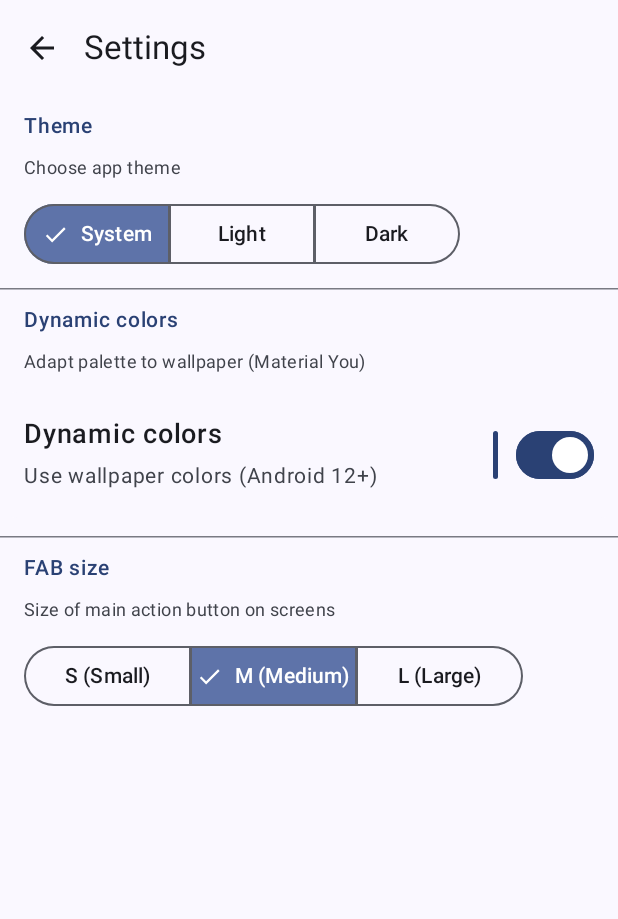
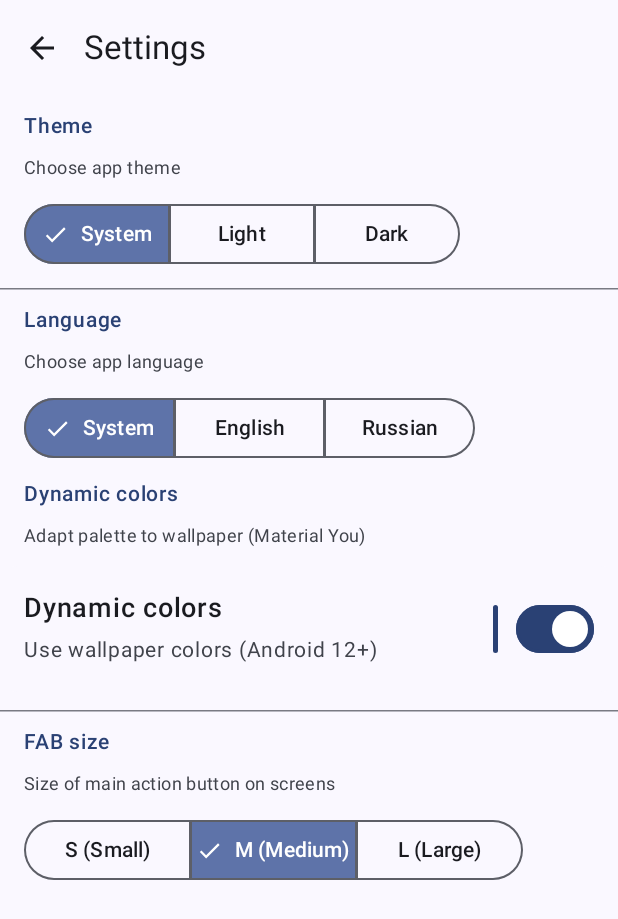
Before and after one commit to ByteFlipper-58/Random, an Android app built with Jetpack Compose: the SettingsScreen screen opened through its navigation route, on a phone screen of 412 x 824 dp. Shown: the top 919 px of the screen. Run offline under Robolectric (Android 15) with nearby library versions, the phone set to English and light mode, and no system bars; our stand-ins replace Dagger/Hilt's generated code; libraries missing offline, so code that uses them is left out: net.kibotu.splashscreen, racra.compose.smooth_corner_rect_library; Roboto replaces fonts that are not available here; 4 statements that could not run were skipped.

Commit message:
Добавление выбора языка и улучшение управления локализацией
Реализована возможность выбора языка (английский, русский, системный) в настройках приложения.
Для этого обновлены SettingsScreen, SettingsViewModel и MainActivity.
MainActivity теперь использует AppCompatActivity для корректной работы с локалями на всех уровнях API и обновляет локаль только при ее изменении.
SplashScreen теперь отображается только при холодном старте.
Обновлены файлы themes.xml и AndroidManifest.xml для поддержки AppCompat и хранения локалей.
В locale_config.xml добавлены польский и белорусский языки, а в resources.properties указана локаль по умолчанию (английская).

```diff
--- a/app/src/main/java/com/byteflipper/random/MainActivity.kt
+++ b/app/src/main/java/com/byteflipper/random/MainActivity.kt
@@ -1,7 +1,8 @@
 package com.byteflipper.random
 
 import android.os.Bundle
-import androidx.activity.ComponentActivity
+// Using AppCompatDelegate for locales across all API levels
+import androidx.appcompat.app.AppCompatActivity
 import androidx.activity.compose.setContent
 import androidx.activity.enableEdgeToEdge
 import androidx.appcompat.app.AppCompatDelegate
@@ -30,6 +31,8 @@ import com.byteflipper.random.ui.components.HeartBeatAnimation
 import com.byteflipper.random.ui.theme.RandomTheme
 import dagger.hilt.android.AndroidEntryPoint
 import kotlinx.coroutines.delay
+import kotlinx.coroutines.flow.distinctUntilChanged
+import kotlinx.coroutines.flow.map
 import kotlinx.coroutines.launch
 import net.kibotu.splashscreen.SplashScreenDecorator
 import net.kibotu.splashscreen.splash
@@ -38,7 +41,7 @@ import kotlin.time.Duration.Companion.milliseconds
 import kotlin.time.Duration.Companion.seconds
 
 @AndroidEntryPoint
-class MainActivity : ComponentActivity() {
+class MainActivity : AppCompatActivity() {
 
     @Inject
     lateinit var settingsRepository: SettingsRepository
@@ -46,8 +49,10 @@ class MainActivity : ComponentActivity() {
     private var splashScreen: SplashScreenDecorator? = null
 
     override fun onCreate(savedInstanceState: Bundle?) {
-        // показываем кастомный сплэш до super.onCreate()
-        showSplash()
+        // показываем кастомный сплэш только при холодном старте
+        if (savedInstanceState == null) {
+            showSplash()
+        }
         super.onCreate(savedInstanceState)
         enableEdgeToEdge()
 
@@ -113,14 +118,23 @@ class MainActivity : ComponentActivity() {
 
     private fun applySavedLanguage() {
         lifecycleScope.launch {
-            settingsRepository.settingsFlow.collect { settings ->
-                val localeList = when (settings.appLanguage) {
-                    AppLanguage.System -> LocaleListCompat.getEmptyLocaleList()
-                    AppLanguage.English -> LocaleListCompat.forLanguageTags("en")
-                    AppLanguage.Russian -> LocaleListCompat.forLanguageTags("ru")
+            settingsRepository.settingsFlow
+                .map { it.appLanguage.localeTag }
+                .distinctUntilChanged()
+                .collect { tag ->
+                    val desiredLocales = if (tag == "system") {
+                        LocaleListCompat.getEmptyLocaleList()
+                    } else {
+                        LocaleListCompat.forLanguageTags(tag)
+                    }
+                    val currentLocales = AppCompatDelegate.getApplicationLocales()
+                    val desiredTags = desiredLocales.toLanguageTags()
+                    val currentTags = currentLocales.toLanguageTags()
+                    if (desiredTags != currentTags) {
+                        AppCompatDelegate.setApplicationLocales(desiredLocales)
+                        recreate()
+                    }
                 }
-                AppCompatDelegate.setApplicationLocales(localeList)
-            }
         }
     }
 
--- a/app/src/main/java/com/byteflipper/random/ui/settings/SettingsScreen.kt
+++ b/app/src/main/java/com/byteflipper/random/ui/settings/SettingsScreen.kt
@@ -42,6 +42,8 @@ import androidx.lifecycle.compose.collectAsStateWithLifecycle
 import com.byteflipper.random.R
 import com.byteflipper.random.ui.components.PreferenceCategory
 import com.byteflipper.random.ui.components.SwitchPreference
+import androidx.compose.foundation.layout.Spacer
+import androidx.compose.foundation.layout.height
 
 @OptIn(ExperimentalMaterial3Api::class)
 @Composable
@@ -111,6 +113,44 @@ fun SettingsScreen(onBack: () -> Unit) {
 
             HorizontalDivider(modifier = Modifier.padding(top = 12.dp))
 
+            // Language
+            PreferenceCategory(title = stringResource(R.string.language), description = stringResource(R.string.language_description))
+            val langKey = when (settings.appLanguage) {
+                AppLanguage.System -> "system"
+                AppLanguage.English -> "en"
+                AppLanguage.Russian -> "ru"
+                else -> "system"
+            }
+            SingleChoiceSegmentedButtonRow(modifier = Modifier.padding(horizontal = 16.dp)) {
+                val langItems = listOf(
+                    "system" to stringResource(R.string.language_system),
+                    "en" to stringResource(R.string.language_english),
+                    "ru" to stringResource(R.string.language_russian)
+                )
+                langItems.forEachIndexed { index, (key, label) ->
+                    SegmentedButton(
+                        selected = langKey == key,
+                        onClick = {
+                            val language = when (key) {
+                                "en" -> AppLanguage.English
+                                "ru" -> AppLanguage.Russian
+                                else -> AppLanguage.System
+                            }
+                            viewModel.setAppLanguage(language)
+                        },
+                        shape = SegmentedButtonDefaults.itemShape(index, langItems.size),
+                        colors = SegmentedButtonDefaults.colors(
+                            activeContainerColor = MaterialTheme.colorScheme.primaryContainer,
+                            activeContentColor = MaterialTheme.colorScheme.onPrimaryContainer,
+                            inactiveContainerColor = MaterialTheme.colorScheme.surface,
+                            inactiveContentColor = MaterialTheme.colorScheme.onSurface
+                        )
+                    ) {
+                        Text(label)
+                    }
+                }
+            }
+
             val dynamicSupported = Build.VERSION.SDK_INT >= Build.VERSION_CODES.S
             PreferenceCategory(
                 title = stringResource(R.string.dynamic_colors),
--- /dev/null
+++ b/app/src/main/res/resources.properties
@@ -0,0 +1 @@
+unqualifiedResLocale = en
--- a/app/src/main/res/values-night/themes.xml
+++ b/app/src/main/res/values-night/themes.xml
@@ -1,10 +1,7 @@
 <?xml version="1.0" encoding="utf-8"?>
 <resources>
 
-    <style name="Theme.Random" parent="android:Theme.Material.Light.NoActionBar" />
+    <style name="Theme.Random" parent="Theme.AppCompat.DayNight.NoActionBar" />
 
-    <style name="App.Starting" parent="Theme.SplashScreen">
-        <item name="windowSplashScreenAnimatedIcon">@drawable/logo</item>
-        <item name="postSplashScreenTheme">@style/Theme.Random</item>
-    </style>
+    <style name="App.Starting" parent="Theme.AppCompat.DayNight.NoActionBar" />
 </resources>
--- a/app/src/main/res/values/themes.xml
+++ b/app/src/main/res/values/themes.xml
@@ -1,7 +1,7 @@
 <?xml version="1.0" encoding="utf-8"?>
 <resources>
 
-    <style name="Theme.Random" parent="android:Theme.Material.Light.NoActionBar" />
+    <style name="Theme.Random" parent="Theme.AppCompat.DayNight.NoActionBar" />
 
-    <style name="App.Starting" parent="android:Theme.Material.Light.NoActionBar" />
+    <style name="App.Starting" parent="Theme.AppCompat.DayNight.NoActionBar" />
 </resources>
--- a/app/src/main/res/xml/locale_config.xml
+++ b/app/src/main/res/xml/locale_config.xml
@@ -2,4 +2,6 @@
 <locale-config xmlns:android="http://schemas.android.com/apk/res/android">
    <locale android:name="en"/> <!-- English -->
    <locale android:name="ru"/> <!-- Russian -->
+   <locale android:name="pl"/> <!-- Polish -->
+   <locale android:name="be"/> <!-- Belarusian -->
 </locale-config>
```
Also changed, not shown: app/src/main/AndroidManifest.xml (+8 -0 lines).
